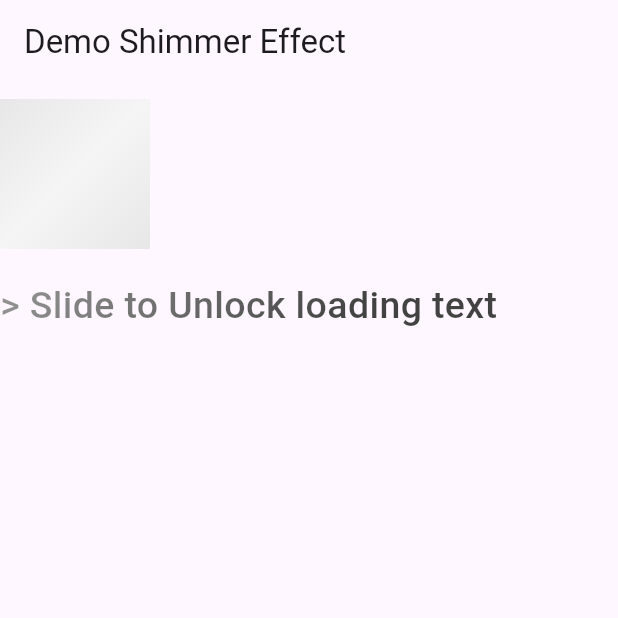
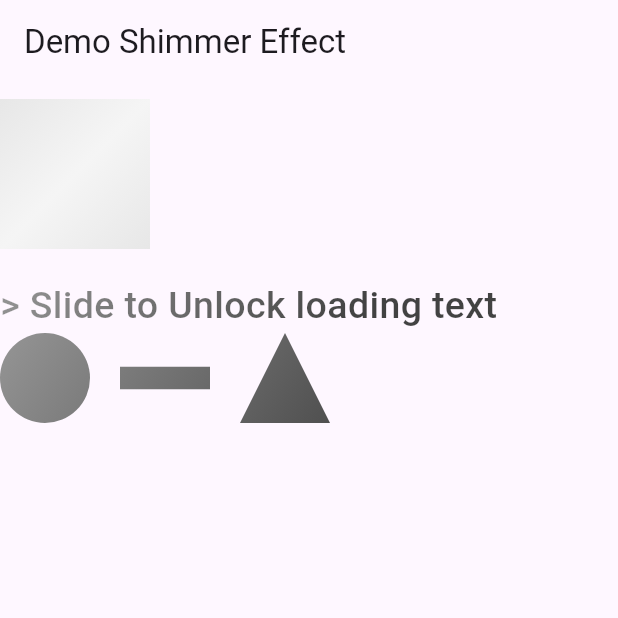
Before and after one commit to BimKi1604/shimmer_effects_plus, a Flutter app: the screen it shows after launch, on a phone screen of 412 x 824 dp, the top half of it. Run offline on Flutter 3.47's test engine with Material 3 defaults, Android fonts, the phone set to English and light mode, and no system bars.

Commit message:
add shape shimmer

```diff
--- a/lib/main.dart
+++ b/lib/main.dart
@@ -1,6 +1,6 @@
 import 'package:flutter/material.dart';
 import 'package:shimmer_effect/src/data/shimmer_data.dart';
-import 'package:shimmer_effect/src/widget/shimmer_effect_widget.dart';
+import 'package:shimmer_effect/src/widget/shimmer_effect/shimmer_effect_view.dart';
 
 void main() {
   runApp(const Example());
@@ -46,20 +46,39 @@ class _ShimmerPageState extends State<ShimmerPage> {
           child: Column(
             crossAxisAlignment: CrossAxisAlignment.start,
             children: [
-              ShimmerEffectWidget(
-                baseColor: Colors.grey[300]!,
-                highlightColor: Colors.grey[100]!,
+              ShimmerEffectWidget.cover(
+                subColor: Colors.grey[300]!,
+                mainColor: Colors.grey[100]!,
                 period: const Duration(milliseconds: 1200),
                 direction: ShimmerDirection.ttb,
                 child: Container(width: 100, height: 100, color: Colors.white),
               ),
               const SizedBox(height: 20.0),
-              ShimmerEffectWidget(
-                baseColor: Colors.grey[800]!,
-                highlightColor: Colors.grey[400]!,
+              ShimmerEffectWidget.cover(
+                subColor: Colors.grey[800]!,
+                mainColor: Colors.grey[400]!,
                 period: const Duration(milliseconds: 1500),
                 direction: ShimmerDirection.ttb,
                 child: const Text("> Slide to Unlock loading text", style: TextStyle(fontSize: 25, fontWeight: FontWeight.w500),),
+              ),
+              ShimmerEffectWidget.cover(
+                subColor: Colors.grey[800]!,
+                mainColor: Colors.grey[400]!,
+                period: const Duration(milliseconds: 1500),
+                direction: ShimmerDirection.ttb,
+                child: Column(
+                  children: [
+                    Row(
+                      children: [
+                        ShimmerEffectWidget.circle(size: 60),
+                        const SizedBox(width: 20,),
+                        ShimmerEffectWidget.rectangle(width: 60, height: 15,),
+                        const SizedBox(width: 20,),
+                        ShimmerEffectWidget.triangle(size: 60)
+                      ],
+                    )
+                  ],
+                ),
               )
             ],
           ),
--- a/lib/src/data/shimmer_data.dart
+++ b/lib/src/data/shimmer_data.dart
@@ -1,11 +1,20 @@
 import 'package:flutter/material.dart';
 
 /// Direction of shimmer movement
-enum ShimmerDirection { ltr, rtl, ttb, btt }
+enum ShimmerDirection {
+  /// left to right
+  ltr,
+  /// right to left
+  rtl,
+  /// top to bottom
+  ttb,
+  /// bottom to top
+  btt
+}
 
 /// Default values of shimmer
 class ShimmerData {
-  static const Color baseColor = Color(0xFFEDF1F4);
-  static const Color highlightColor = Color(0xFFC3CBDC);
+  static const Color subColor = Color(0xFFEDF1F4);
+  static const Color mainColor = Color(0xFFC3CBDC);
   static const Duration defaultPeriod = Duration(milliseconds: 1000);
 }
--- a/lib/src/utils/gradient_transform.dart
+++ b/lib/src/utils/gradient_utils.dart
@@ -7,7 +7,6 @@ typedef ShaderMover = GradientTransform;
 class SlideGradient implements ShaderMover {
   final double progress;
   final ShimmerDirection direction;
-
   const SlideGradient(this.progress, this.direction);
 
   @override
--- /dev/null
+++ b/lib/src/utils/shape_utils.dart
@@ -0,0 +1,22 @@
+import 'package:flutter/material.dart';
+
+/// class help for shape
+class ShapeUtil {
+  static TriangleClipper get triangleClipper => TriangleClipper();
+}
+
+/// Clip rect to triangle
+class TriangleClipper extends CustomClipper<Path> {
+  @override
+  Path getClip(Size size) {
+    final path = Path();
+    path.moveTo(size.width / 2, 0);
+    path.lineTo(0, size.height);
+    path.lineTo(size.width, size.height);
+    path.close();
+    return path;
+  }
+
+  @override
+  bool shouldReclip(covariant CustomClipper<Path> oldClipper) => false;
+}
--- a/lib/src/widget/shimmer_effect_widget.dart
+++ b/lib/src/widget/shimmer_effect/shimmer_effect_state.dart
@@ -1,32 +1,10 @@
+import 'package:shimmer_effect/src/widget/shimmer_effect/shimmer_effect_view.dart';
+import '../../controller/shimmer_controller.dart';
+import '../../utils/gradient_utils.dart';
 import 'package:flutter/material.dart';
-import '../controller/shimmer_controller.dart';
-import '../data/shimmer_data.dart';
-import '../utils/gradient_transform.dart';
 
-/// The main class for shimmer loading
-class ShimmerEffectWidget extends StatefulWidget {
-  final Widget child;
-  final Color baseColor;
-  final Color highlightColor;
-  final Duration period;
-  final ShimmerDirection direction;
-  final bool enabled;
-
-  const ShimmerEffectWidget({
-    super.key,
-    required this.child,
-    this.baseColor = ShimmerData.baseColor,
-    this.highlightColor = ShimmerData.highlightColor,
-    this.period = ShimmerData.defaultPeriod,
-    this.direction = ShimmerDirection.ltr,
-    this.enabled = true,
-  });
-
-  @override
-  State<ShimmerEffectWidget> createState() => _ShimmerEffectWidgetState();
-}
-
-class _ShimmerEffectWidgetState extends State<ShimmerEffectWidget>
+/// The state for Shimmer effect view
+class ShimmerEffectWidgetState extends State<ShimmerEffectWidget>
     with SingleTickerProviderStateMixin {
   late final ShimmerController shimmerCtrl;
 
@@ -66,11 +44,13 @@ class _ShimmerEffectWidgetState extends State<ShimmerEffectWidget>
             shaderCallback: (bounds) {
               final gradient = LinearGradient(
                 colors: [
-                  widget.baseColor,
-                  widget.highlightColor,
-                  widget.baseColor,
+                  widget.subColor,
+                  widget.subColor,
+                  widget.mainColor,
+                  widget.subColor,
+                  widget.subColor,
                 ],
-                stops: const [0.25, 0.5, 0.75],
+                stops: const [0.0,0.25, 0.5, 0.75, 1.0],
                 begin: Alignment.topLeft,
                 end: Alignment.bottomRight,
                 tileMode: TileMode.repeated,
--- /dev/null
+++ b/lib/src/widget/shimmer_effect/shimmer_effect_view.dart
@@ -0,0 +1,130 @@
+import 'package:flutter/material.dart';
+import 'package:shimmer_effect/src/utils/shape_utils.dart';
+import 'package:shimmer_effect/src/widget/shimmer_effect/shimmer_effect_state.dart';
+import '../../data/shimmer_data.dart';
+
+/// The main class for shimmer effect
+class ShimmerEffectWidget extends StatefulWidget {
+  final Widget child;
+  final Color subColor; /// sub color in gradients
+  final Color mainColor; /// main color in gradients
+  final Duration period; /// time animation shimmer
+  final ShimmerDirection direction; /// direction of shimmer
+  final bool enabled;
+
+  const ShimmerEffectWidget._({
+    super.key,
+    required this.child,
+    this.subColor = ShimmerData.subColor,
+    this.mainColor = ShimmerData.mainColor,
+    this.period = ShimmerData.defaultPeriod,
+    this.direction = ShimmerDirection.ltr,
+    this.enabled = true,
+  });
+
+  factory ShimmerEffectWidget.cover({
+    Key? key,
+    required Widget child,
+    subColor = ShimmerData.subColor,
+    mainColor = ShimmerData.mainColor,
+    period = ShimmerData.defaultPeriod,
+    direction = ShimmerDirection.ltr,
+    enabled = true,
+  }) {
+    return ShimmerEffectWidget._(
+      key: key,
+      direction: direction,
+      enabled: enabled,
+      mainColor: mainColor,
+      period: period,
+      subColor: subColor,
+      child: child,
+    );
+  }
+
+  factory ShimmerEffectWidget.circle({
+    Key? key,
+    required double size,
+    Color subColor = ShimmerData.subColor,
+    Color mainColor = ShimmerData.mainColor,
+    Duration period = ShimmerData.defaultPeriod,
+    ShimmerDirection direction = ShimmerDirection.ltr,
+    bool enabled = true,
+  }) {
+    return ShimmerEffectWidget.cover(
+      key: key,
+      subColor: subColor,
+      mainColor: mainColor,
+      period: period,
+      direction: direction,
+      enabled: enabled,
+      child: Container(
+        width: size,
+        height: size,
+        decoration: BoxDecoration(
+          shape: BoxShape.circle,
+          color: subColor,
+        ),
+      ),
+    );
+  }
+
+  factory ShimmerEffectWidget.rectangle({
+    Key? key,
+    required double width,
+    required double height,
+    Color subColor = ShimmerData.subColor,
+    Color mainColor = ShimmerData.mainColor,
+    Duration period = ShimmerData.defaultPeriod,
+    ShimmerDirection direction = ShimmerDirection.ltr,
+    bool enabled = true,
+  }) {
+    return ShimmerEffectWidget.cover(
+      key: key,
+      subColor: subColor,
+      mainColor: mainColor,
+      period: period,
+      direction: direction,
+      enabled: enabled,
+      child: Container(
+        width: width,
+        height: height,
+        decoration: BoxDecoration(
+          shape: BoxShape.rectangle,
+          color: subColor,
+        ),
+      ),
+    );
+  }
+
+  factory ShimmerEffectWidget.triangle({
+    Key? key,
+    required double size,
+    Color subColor = ShimmerData.subColor,
+    Color mainColor = ShimmerData.mainColor,
+    Duration period = ShimmerData.defaultPeriod,
+    ShimmerDirection direction = ShimmerDirection.ltr,
+    bool enabled = true,
+  }) {
+    return ShimmerEffectWidget.cover(
+      key: key,
+      subColor: subColor,
+      mainColor: mainColor,
+      period: period,
+      direction: direction,
+      enabled: enabled,
+      child: ClipPath(
+        clipper: ShapeUtil.triangleClipper,
+        child: Container(
+          width: size,
+          height: size,
+          color: subColor,
+        ),
+      ),
+    );
+  }
+
+
+  @override
+  State<ShimmerEffectWidget> createState() => ShimmerEffectWidgetState();
+}
```
Also changed, not shown: lib/src/widget/component/shimmer_list.dart (added).
